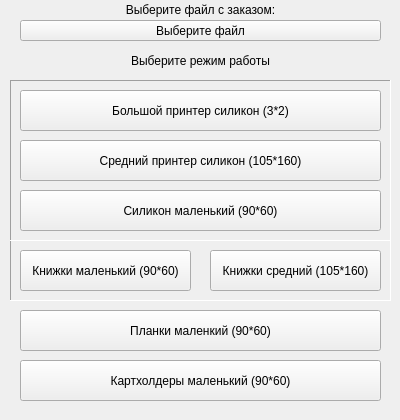
Above: archive/PrintHelper/ui/printHelperUI.ui from gora5624/Python before the change. Below: the same form after it.
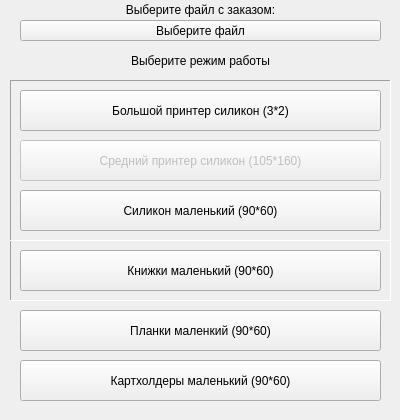
That is the form after the change.

Diff of the .ui file:
```diff
--- a/archive/PrintHelper/ui/printHelperUI.ui
+++ b/archive/PrintHelper/ui/printHelperUI.ui
@@ -90,6 +90,9 @@
    </property>
   </widget>
   <widget class="QPushButton" name="medButt">
+   <property name="enabled">
+    <bool>false</bool>
+   </property>
    <property name="geometry">
     <rect>
      <x>20</x>
@@ -136,7 +139,7 @@
     <rect>
      <x>20</x>
      <y>250</y>
-     <width>171</width>
+     <width>361</width>
      <height>41</height>
     </rect>
    </property>
@@ -160,22 +163,6 @@
     <string>Картхолдеры маленький (90*60)</string>
    </property>
   </widget>
-  <widget class="QPushButton" name="medButtBooks">
-   <property name="enabled">
-    <bool>true</bool>
-   </property>
-   <property name="geometry">
-    <rect>
-     <x>210</x>
-     <y>250</y>
-     <width>171</width>
-     <height>41</height>
-    </rect>
-   </property>
-   <property name="text">
-    <string>Книжки средний (105*160)</string>
-   </property>
-  </widget>
   <widget class="QFrame" name="frame">
    <property name="geometry">
     <rect>
```
Left out of the diff: 7 changed lines with no effect on the pictures.
